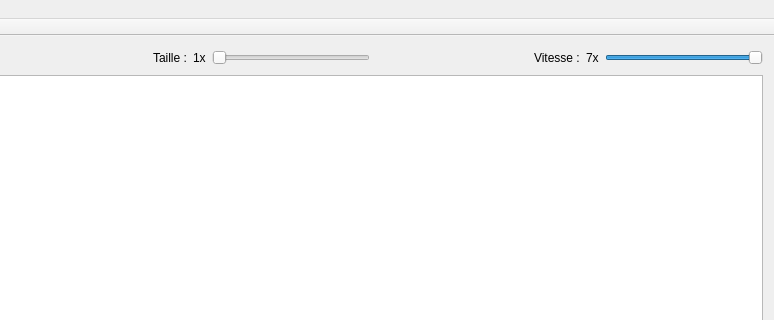
The window that rsase/SGBag/ui/fenetreprincipale.ui (padenot/usdp) describes before a commit, drawn with Qt 5; both pictures show x 372 to 1146 and y 0 to 320 of the 1146 by 672 pixel window.
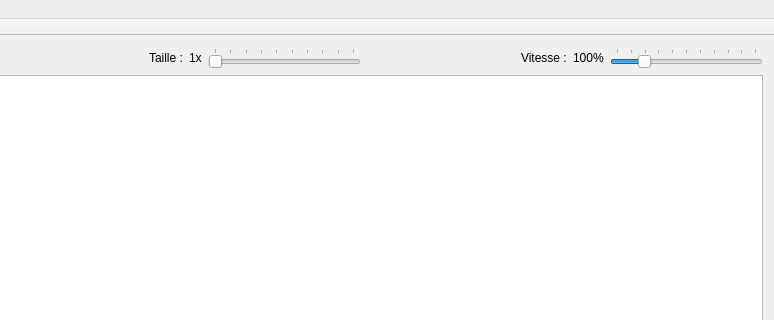
The same window after the commit. Icons and pictures are not drawn.

Patch:
```diff
--- a/rsase/SGBag/ui/fenetreprincipale.ui
+++ b/rsase/SGBag/ui/fenetreprincipale.ui
@@ -78,6 +78,12 @@
           <property name="orientation">
            <enum>Qt::Horizontal</enum>
           </property>
+          <property name="tickPosition">
+           <enum>QSlider::TicksAbove</enum>
+          </property>
+          <property name="tickInterval">
+           <number>1</number>
+          </property>
          </widget>
         </item>
         <item>
@@ -103,7 +109,7 @@
         <item>
          <widget class="QLabel" name="vitesse">
           <property name="text">
-           <string>7x</string>
+           <string>100%</string>
           </property>
          </widget>
         </item>
@@ -113,7 +119,10 @@
            <number>1</number>
           </property>
           <property name="maximum">
-           <number>100</number>
+           <number>500</number>
+          </property>
+          <property name="pageStep">
+           <number>50</number>
           </property>
           <property name="value">
            <number>100</number>
@@ -121,6 +130,12 @@
           <property name="orientation">
            <enum>Qt::Horizontal</enum>
           </property>
+          <property name="tickPosition">
+           <enum>QSlider::TicksAbove</enum>
+          </property>
+          <property name="tickInterval">
+           <number>50</number>
+          </property>
          </widget>
         </item>
        </layout>
```
Left out of the diff: 2 changed lines with no effect on the pictures.
